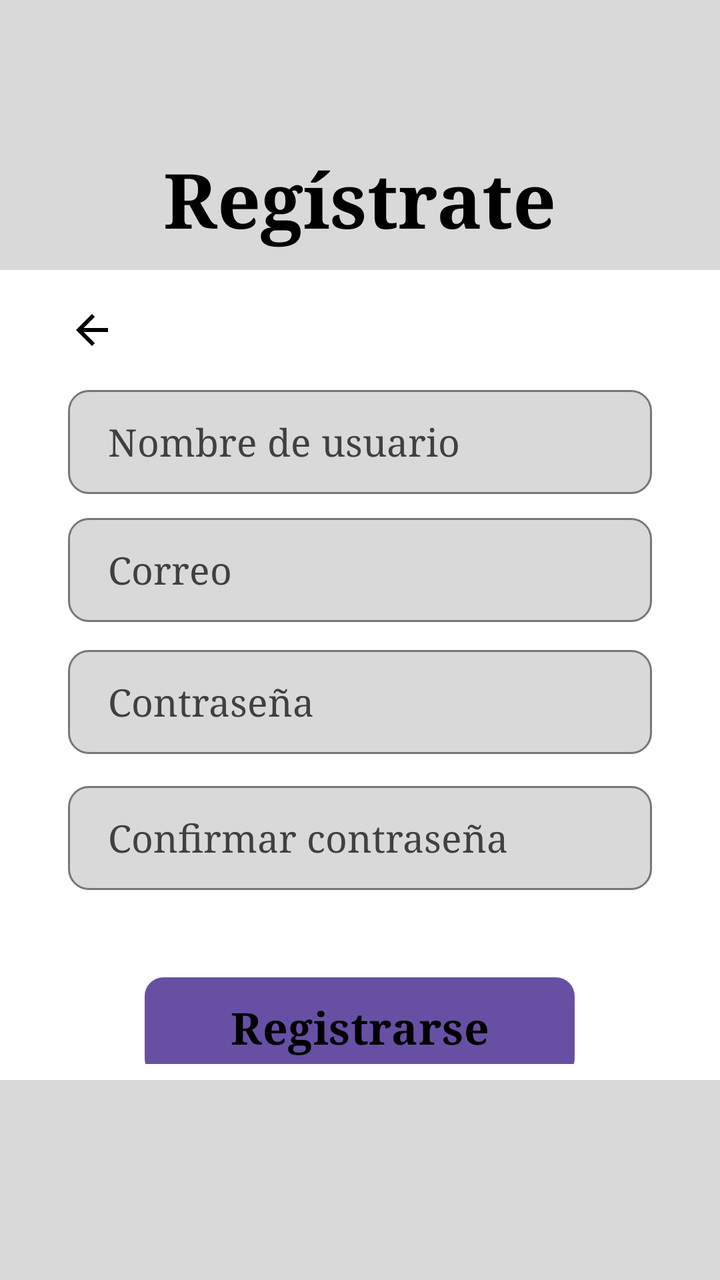
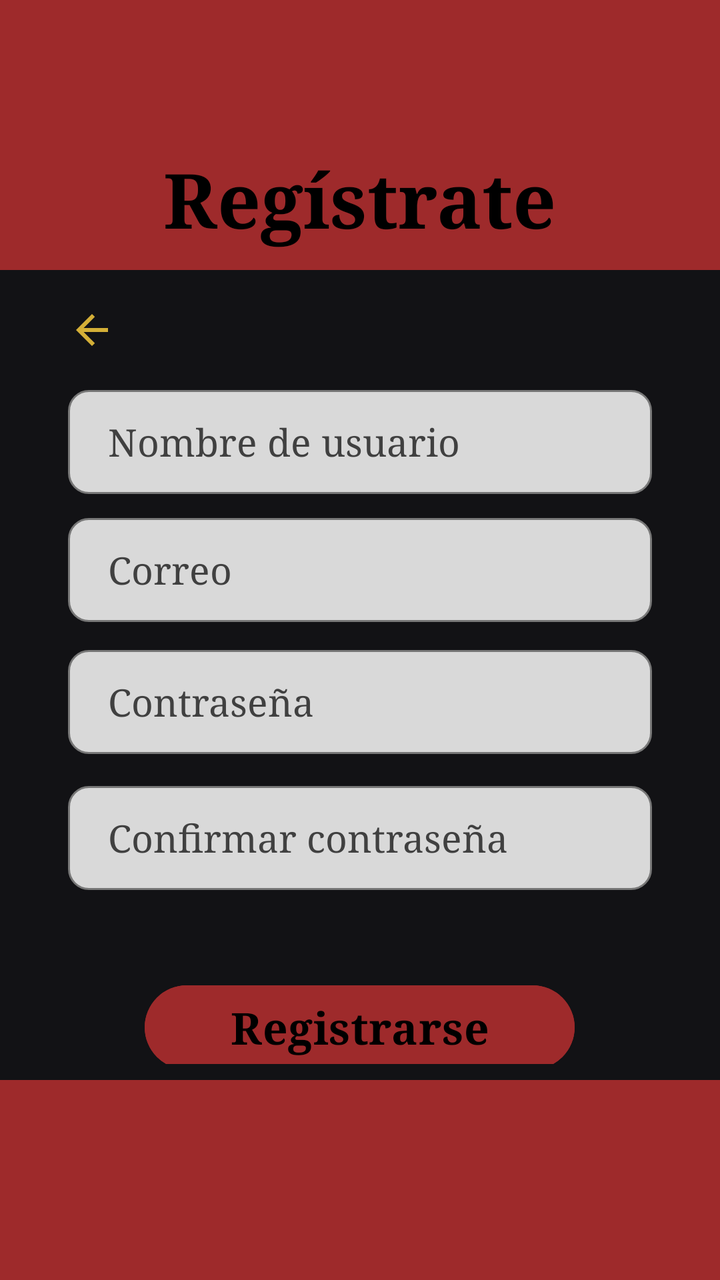

Compare the two renders of this Android layout. The source of the first and the diff that turns it into the second are given below.
<!-- AndroidManifest.xml: application theme Theme.ProyectoFinal -->
<!-- res/layout/activity_registro.xml -->
<?xml version="1.0" encoding="utf-8"?>
<LinearLayout
    xmlns:android="http://schemas.android.com/apk/res/android"
    android:id="@+id/main"
    android:layout_width="match_parent"
    android:layout_height="match_parent"
    android:orientation="vertical"
    android:background="#FFFFFF"
    android:fitsSystemWindows="true">

    
    <LinearLayout
        android:layout_width="match_parent"
        android:layout_height="135dp"
        android:gravity="bottom|center"
        android:background="#D9D9D9"
        android:orientation="vertical"
        android:paddingBottom="10dp">

        <TextView
            android:layout_width="wrap_content"
            android:layout_height="wrap_content"
            android:text="Regístrate"
            android:textColor="#000000"
            android:textSize="38sp"
            android:textStyle="bold"
            android:fontFamily="serif" />

    </LinearLayout>

    
    <LinearLayout
        android:layout_width="match_parent"
        android:layout_height="0dp"
        android:layout_weight="1"
        android:orientation="vertical"
        android:paddingStart="24dp"
        android:paddingEnd="24dp"
        android:paddingTop="8dp"
        android:paddingBottom="8dp">

        
        <ImageButton
            android:id="@+id/btnVolver"
            android:layout_width="44dp"
            android:layout_height="44dp"
            android:background="?attr/selectableItemBackgroundBorderless"
            android:contentDescription="Volver"
            android:scaleType="centerInside"
            android:src="@drawable/ic_arrow_back" />

        
        <EditText
            android:id="@+id/etNombre"
            android:layout_width="match_parent"
            android:layout_height="52dp"
            android:layout_marginStart="10dp"
            android:layout_marginEnd="10dp"
            android:layout_marginTop="8dp"
            android:background="@drawable/bg_field"
            android:hint="Nombre de usuario"
            android:paddingStart="20dp"
            android:paddingEnd="16dp"
            android:textSize="19sp"
            android:textColor="#000000"
            android:textColorHint="#404040"
            android:fontFamily="serif"
            android:singleLine="true" />

        
        <EditText
            android:id="@+id/etCorreo"
            android:layout_width="match_parent"
            android:layout_height="52dp"
            android:layout_marginStart="10dp"
            android:layout_marginEnd="10dp"
            android:layout_marginTop="12dp"
            android:background="@drawable/bg_field"
            android:hint="Correo"
            android:paddingStart="20dp"
            android:paddingEnd="16dp"
            android:textSize="19sp"
            android:textColor="#000000"
            android:textColorHint="#404040"
            android:fontFamily="serif"
            android:inputType="textEmailAddress"
            android:singleLine="true" />

        
        <EditText
            android:id="@+id/etClave"
            android:layout_width="match_parent"
            android:layout_height="52dp"
            android:layout_marginStart="10dp"
            android:layout_marginEnd="10dp"
            android:layout_marginTop="14dp"
            android:background="@drawable/bg_field"
            android:hint="Contraseña"
            android:paddingStart="20dp"
            android:paddingEnd="16dp"
            android:textSize="19sp"
            android:textColor="#000000"
            android:textColorHint="#404040"
            android:fontFamily="serif"
            android:inputType="textPassword"
            android:singleLine="true" />

        
        <EditText
            android:id="@+id/etClaveComfirm"
            android:layout_width="match_parent"
            android:layout_height="52dp"
            android:layout_marginStart="10dp"
            android:layout_marginEnd="10dp"
            android:layout_marginTop="16dp"
            android:background="@drawable/bg_field"
            android:hint="Confirmar contraseña"
            android:paddingStart="20dp"
            android:paddingEnd="16dp"
            android:textSize="19sp"
            android:textColor="#000000"
            android:textColorHint="#404040"
            android:fontFamily="serif"
            android:inputType="textPassword"
            android:singleLine="true" />

        
        <TextView
            android:id="@+id/tvEstado"
            android:layout_width="match_parent"
            android:layout_height="wrap_content"
            android:layout_marginTop="12dp"
            android:gravity="center"
            android:textAlignment="center"
            android:textSize="16sp" />

        
        <Button
            android:id="@+id/btnRegistrar"
            android:layout_width="215dp"
            android:layout_height="50dp"
            android:layout_gravity="center_horizontal"
            android:layout_marginTop="10dp"
            android:background="@drawable/bg_button"
            android:text="Registrarse"
            android:textColor="#000000"
            android:textSize="22sp"
            android:textStyle="bold"
            android:fontFamily="serif"
            android:textAllCaps="false" />

    </LinearLayout>

    
    <View
        android:layout_width="match_parent"
        android:layout_height="100dp"
        android:background="#D9D9D9" />

</LinearLayout>
<!-- resources referenced by this layout -->
<resources>
  <!-- drawable bg_button (drawable) -->
  <?xml version="1.0" encoding="utf-8"?>
  <shape xmlns:android="http://schemas.android.com/apk/res/android">
      <solid android:color="#D9D9D9"/>
      <stroke
          android:width="1dp"
          android:color="#777777"/>
      <corners android:radius="9dp"/>
  </shape>
  <!-- drawable bg_field (drawable) -->
  <?xml version="1.0" encoding="utf-8"?>
  <shape xmlns:android="http://schemas.android.com/apk/res/android">
      <solid android:color="#D9D9D9"/>
      <stroke
          android:width="1dp"
          android:color="#777777"/>
      <corners android:radius="10dp"/>
  </shape>
  <!-- drawable ic_arrow_back (drawable) -->
  <vector xmlns:android="http://schemas.android.com/apk/res/android" android:autoMirrored="true" android:height="24dp" android:tint="#000000" android:viewportHeight="960" android:viewportWidth="960" android:width="24dp">
        
      <path android:fillColor="@android:color/white" android:pathData="M313,520L537,744L480,800L160,480L480,160L537,216L313,440L800,440L800,520L313,520Z"/>
      
  </vector>
  <style name="Theme.ProyectoFinal" parent="Base.Theme.ProyectoFinal" />
  <style name="Base.Theme.ProyectoFinal" parent="Theme.Material3.DayNight.NoActionBar">
          
          
      </style>
</resources>

<!-- the commit's change to res/layout/activity_registro.xml (unified diff, before → after) -->
@@ -1,11 +1,12 @@
 <?xml version="1.0" encoding="utf-8"?>
 <LinearLayout
     xmlns:android="http://schemas.android.com/apk/res/android"
+
     android:id="@+id/main"
     android:layout_width="match_parent"
     android:layout_height="match_parent"
     android:orientation="vertical"
-    android:background="#FFFFFF"
+    android:background="@color/carbon_oscuro"
     android:fitsSystemWindows="true">
 
     
@@ -13,7 +14,7 @@
         android:layout_width="match_parent"
         android:layout_height="135dp"
         android:gravity="bottom|center"
-        android:background="#D9D9D9"
+        android:background="@color/rojo_carmesi"
         android:orientation="vertical"
         android:paddingBottom="10dp">
 
@@ -132,7 +133,8 @@
             android:layout_marginTop="12dp"
             android:gravity="center"
             android:textAlignment="center"
-            android:textSize="16sp" />
+            android:textSize="16sp"
+            android:textColor="@color/marfil" />
 
         
         <Button
@@ -141,13 +143,13 @@
             android:layout_height="50dp"
             android:layout_gravity="center_horizontal"
             android:layout_marginTop="10dp"
-            android:background="@drawable/bg_button"
             android:text="Registrarse"
             android:textColor="#000000"
             android:textSize="22sp"
             android:textStyle="bold"
             android:fontFamily="serif"
-            android:textAllCaps="false" />
+            android:textAllCaps="false"
+            android:backgroundTint="@color/rojo_carmesi"/>
 
     </LinearLayout>
 
@@ -155,6 +157,6 @@
     <View
         android:layout_width="match_parent"
         android:layout_height="100dp"
-        android:background="#D9D9D9" />
+        android:background="@color/rojo_carmesi" />
 
 </LinearLayout>
<!-- resource entries referenced after the edit -->
@@ -1,14 +1,8 @@
 <!-- resources referenced by this layout -->
 <resources>
-  <!-- drawable bg_button (drawable) -->
-  <?xml version="1.0" encoding="utf-8"?>
-  <shape xmlns:android="http://schemas.android.com/apk/res/android">
-      <solid android:color="#D9D9D9"/>
-      <stroke
-          android:width="1dp"
-          android:color="#777777"/>
-      <corners android:radius="9dp"/>
-  </shape>
+  <color name="carbon_oscuro">#121215</color>
+  <color name="marfil">#F2EFE9</color>
+  <color name="rojo_carmesi">#9E2A2B</color>
   <!-- drawable bg_field (drawable) -->
   <?xml version="1.0" encoding="utf-8"?>
   <shape xmlns:android="http://schemas.android.com/apk/res/android">
@@ -19,12 +13,13 @@
       <corners android:radius="10dp"/>
   </shape>
   <!-- drawable ic_arrow_back (drawable) -->
-  <vector xmlns:android="http://schemas.android.com/apk/res/android" android:autoMirrored="true" android:height="24dp" android:tint="#000000" android:viewportHeight="960" android:viewportWidth="960" android:width="24dp">
+  <vector xmlns:android="http://schemas.android.com/apk/res/android" android:autoMirrored="true" android:height="24dp" android:tint="@color/ambar" android:viewportHeight="960" android:viewportWidth="960" android:width="24dp">
         
       <path android:fillColor="@android:color/white" android:pathData="M313,520L537,744L480,800L160,480L480,160L537,216L313,440L800,440L800,520L313,520Z"/>
       
   </vector>
   <style name="Theme.ProyectoFinal" parent="Base.Theme.ProyectoFinal" />
+  <color name="ambar">#D4AF37</color>
   <style name="Base.Theme.ProyectoFinal" parent="Theme.Material3.DayNight.NoActionBar">
           
           
